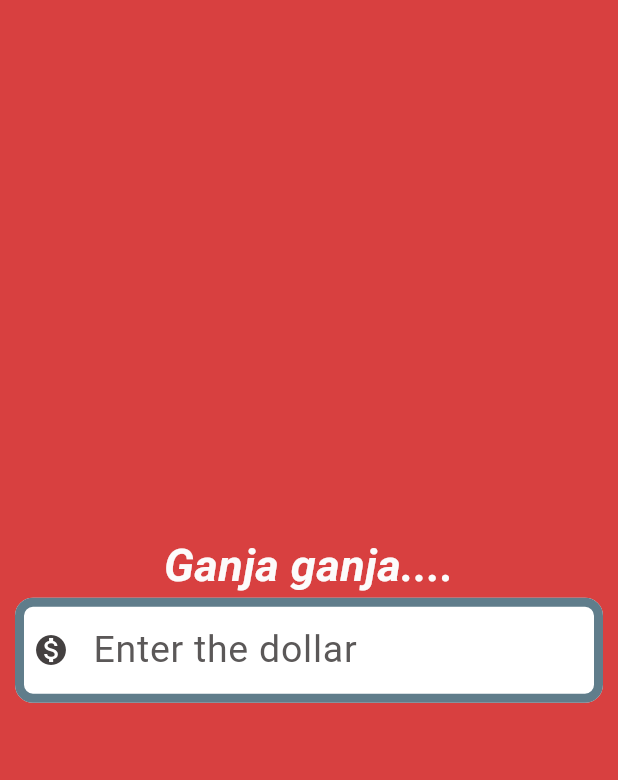
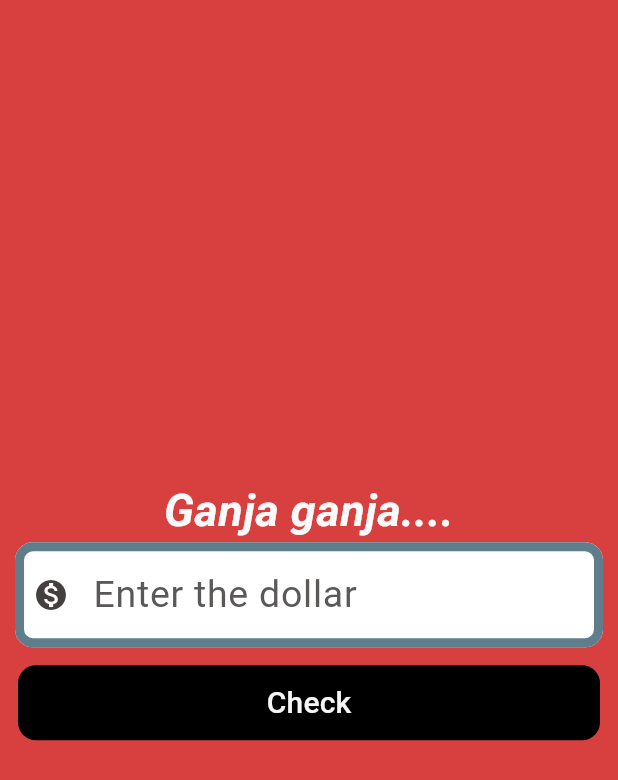
Before and after one commit to i-osama/Currency-Converter, a Flutter app: the screen it shows after launch, on a phone screen of 412 x 824 dp. Shown: the top 780 px of the screen. Run offline on Flutter 3.47's test engine with Material 3 defaults, Android fonts, the phone set to English and light mode, and no system bars.

Commit message:
text button

```diff
--- a/lib/currency_converter_material.dart
+++ b/lib/currency_converter_material.dart
@@ -1,15 +1,15 @@
 import 'package:flutter/material.dart';
 
 class CurrencyConverterMaterial extends StatelessWidget {
-  CurrencyConverterMaterial({super.key});
+  const CurrencyConverterMaterial({super.key});
   @override
   Widget build(BuildContext context) {
     return MaterialApp(
       home: Scaffold(
-        backgroundColor: Color.fromARGB(255, 37, 32, 32),
+        backgroundColor: const Color.fromARGB(255, 37, 32, 32),
         body: Center(
           child: ColoredBox(
-            color: Color.fromARGB(255, 216, 64, 64),
+            color: const Color.fromARGB(255, 216, 64, 64),
             child:
                 Column(mainAxisAlignment: MainAxisAlignment.center, children: [
               const Text(
@@ -54,6 +54,40 @@ class CurrencyConverterMaterial extends StatelessWidget {
                       )),
                 ),
               ),
+              Padding(
+                padding: const EdgeInsets.all(12.0),
+                child: TextButton(
+                  onPressed: () {
+                    debugPrint("Button pressed on level 1");
+                  },
+                  // style: const ButtonStyle(
+                  //     elevation: MaterialStatePropertyAll(15),
+                  //     backgroundColor: MaterialStatePropertyAll(Colors.black),
+                  //     foregroundColor: MaterialStatePropertyAll(
+                  //         Color.fromARGB(255, 247, 245, 245)),
+                  //     minimumSize:
+                  //         MaterialStatePropertyAll(Size(double.infinity, 50)),
+                  //     shape: MaterialStatePropertyAll(RoundedRectangleBorder(
+                  //       borderRadius: BorderRadius.horizontal(
+                  //           right: Radius.circular(12),
+                  //           left: Radius.circular(12)),
+                  //     ))),
+                  style: TextButton.styleFrom(
+                      elevation: 15,
+                      backgroundColor: Colors.black,
+                      foregroundColor: const Color.fromARGB(255, 247, 245, 245),
+                      minimumSize: const Size(double.infinity, 50),
+                      shape: const RoundedRectangleBorder(
+                          borderRadius: BorderRadius.horizontal(
+                        right: Radius.circular(12),
+                        left: Radius.circular(12),
+                      ))),
+                  child: const Text("Check",
+                      style: TextStyle(
+                        fontSize: 20,
+                      )),
+                ),
+              )
             ]),
           ),
         ),
--- a/lib/main.dart
+++ b/lib/main.dart
@@ -11,6 +11,6 @@ class MyApp extends StatelessWidget {
   @override
   Widget build(BuildContext context) {
     // return Text("This is a test", textDirection: TextDirection.ltr);
-    return CurrencyConverterMaterial();
+    return const CurrencyConverterMaterial();
   }
 }
```
